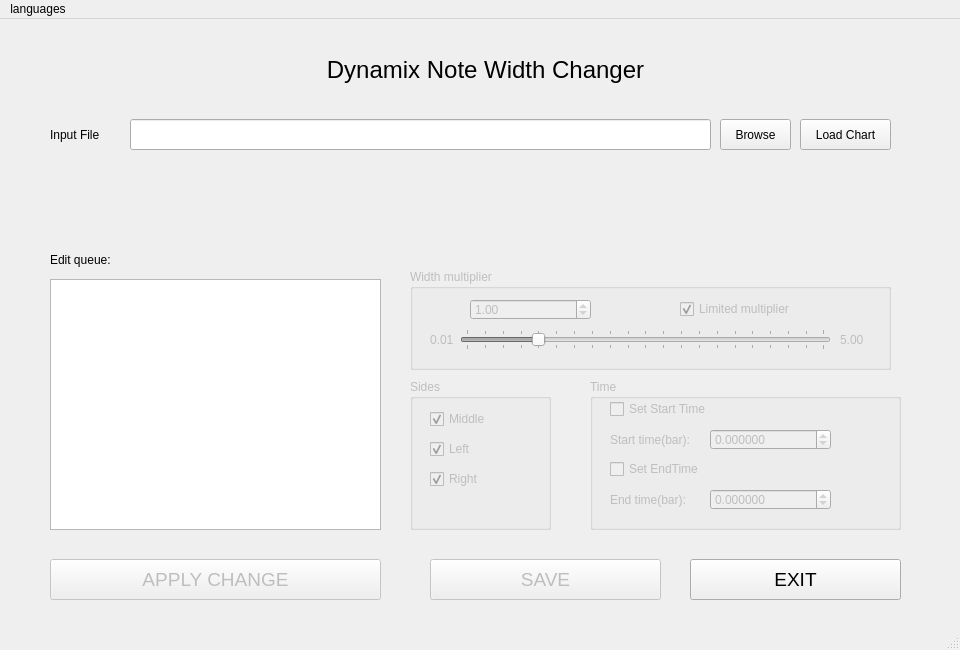
AXIS5hacker/DNX-Note-Width-Changer, file Dynamix_chart_width_control_GUI/maingui.ui: the form before one commit.
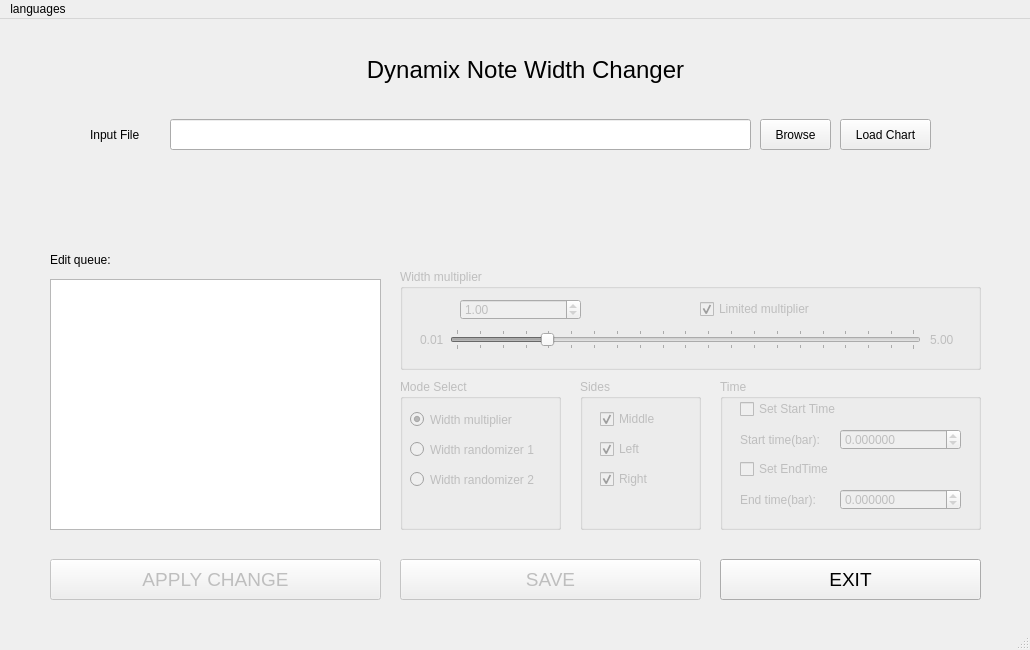
The form after the commit. Icons and pictures are not drawn.

Commit message: new feature: width randomizer

What changed in the file:
```diff
--- a/Dynamix_chart_width_control_GUI/maingui.ui
+++ b/Dynamix_chart_width_control_GUI/maingui.ui
@@ -6,7 +6,7 @@
    <rect>
     <x>0</x>
     <y>0</y>
-    <width>960</width>
+    <width>1030</width>
     <height>650</height>
    </rect>
   </property>
@@ -18,13 +18,13 @@
   </property>
   <property name="minimumSize">
    <size>
-    <width>960</width>
+    <width>1030</width>
     <height>650</height>
    </size>
   </property>
   <property name="maximumSize">
    <size>
-    <width>960</width>
+    <width>1130</width>
     <height>650</height>
    </size>
   </property>
@@ -46,7 +46,7 @@
    <widget class="QPushButton" name="loadFile">
     <property name="geometry">
      <rect>
-      <x>800</x>
+      <x>840</x>
       <y>100</y>
       <width>91</width>
       <height>31</height>
@@ -75,9 +75,9 @@
     </property>
     <property name="geometry">
      <rect>
-      <x>430</x>
+      <x>400</x>
       <y>540</y>
-      <width>231</width>
+      <width>301</width>
       <height>41</height>
      </rect>
     </property>
@@ -106,7 +106,7 @@
    <widget class="QLineEdit" name="open_file_name">
     <property name="geometry">
      <rect>
-      <x>130</x>
+      <x>170</x>
       <y>100</y>
       <width>581</width>
       <height>31</height>
@@ -122,7 +122,7 @@
    <widget class="QLabel" name="label">
     <property name="geometry">
      <rect>
-      <x>50</x>
+      <x>90</x>
       <y>100</y>
       <width>91</width>
       <height>31</height>
@@ -138,9 +138,9 @@
     </property>
     <property name="geometry">
      <rect>
-      <x>410</x>
+      <x>400</x>
       <y>250</y>
-      <width>481</width>
+      <width>581</width>
       <height>101</height>
      </rect>
     </property>
@@ -155,7 +155,7 @@
       <rect>
        <x>50</x>
        <y>60</y>
-       <width>371</width>
+       <width>471</width>
        <height>21</height>
       </rect>
      </property>
@@ -219,7 +219,7 @@
     <widget class="QLabel" name="label_6">
      <property name="geometry">
       <rect>
-       <x>430</x>
+       <x>530</x>
        <y>60</y>
        <width>31</width>
        <height>21</height>
@@ -232,7 +232,7 @@
     <widget class="QCheckBox" name="limitCheck">
      <property name="geometry">
       <rect>
-       <x>270</x>
+       <x>300</x>
        <y>30</y>
        <width>171</width>
        <height>20</height>
@@ -252,9 +252,9 @@
     </property>
     <property name="geometry">
      <rect>
-      <x>590</x>
+      <x>720</x>
       <y>360</y>
-      <width>311</width>
+      <width>261</width>
       <height>151</height>
      </rect>
     </property>
@@ -373,9 +373,9 @@
    <widget class="QPushButton" name="exitButton">
     <property name="geometry">
      <rect>
-      <x>690</x>
+      <x>720</x>
       <y>540</y>
-      <width>211</width>
+      <width>261</width>
       <height>41</height>
      </rect>
     </property>
@@ -431,9 +431,9 @@
     </property>
     <property name="geometry">
      <rect>
-      <x>410</x>
+      <x>580</x>
       <y>360</y>
-      <width>141</width>
+      <width>121</width>
       <height>151</height>
      </rect>
     </property>
@@ -492,7 +492,7 @@
    <widget class="QToolButton" name="browse">
     <property name="geometry">
      <rect>
-      <x>720</x>
+      <x>760</x>
       <y>100</y>
       <width>71</width>
       <height>31</height>
@@ -526,7 +526,7 @@
    <widget class="QLabel" name="loaded_file">
     <property name="geometry">
      <rect>
-      <x>50</x>
+      <x>90</x>
       <y>150</y>
       <width>841</width>
       <height>61</height>
@@ -648,7 +648,7 @@
    <widget class="QLabel" name="label_7">
     <property name="geometry">
      <rect>
-      <x>220</x>
+      <x>260</x>
       <y>30</y>
       <width>531</width>
       <height>41</height>
@@ -733,7 +733,7 @@
    <widget class="QLabel" name="version">
     <property name="geometry">
      <rect>
-      <x>750</x>
+      <x>840</x>
       <y>50</y>
       <width>71</width>
       <height>21</height>
@@ -743,13 +743,71 @@
      <string/>
     </property>
    </widget>
+   <widget class="QGroupBox" name="modeSelect">
+    <property name="enabled">
+     <bool>false</bool>
+    </property>
+    <property name="geometry">
+     <rect>
+      <x>400</x>
+      <y>360</y>
+      <width>161</width>
+      <height>151</height>
+     </rect>
+    </property>
+    <property name="title">
+     <string>Mode Select</string>
+    </property>
+    <widget class="QRadioButton" name="active_multiplier">
+     <property name="geometry">
+      <rect>
+       <x>10</x>
+       <y>30</y>
+       <width>121</width>
+       <height>21</height>
+      </rect>
+     </property>
+     <property name="text">
+      <string>Width multiplier</string>
+     </property>
+     <property name="checked">
+      <bool>true</bool>
+     </property>
+    </widget>
+    <widget class="QRadioButton" name="active_randomizer1">
+     <property name="geometry">
+      <rect>
+       <x>10</x>
+       <y>60</y>
+       <width>141</width>
+       <height>21</height>
+      </rect>
+     </property>
+     <property name="text">
+      <string>Width randomizer 1</string>
+     </property>
+    </widget>
+    <widget class="QRadioButton" name="active_randomizer2">
+     <property name="geometry">
+      <rect>
+       <x>10</x>
+       <y>90</y>
+       <width>141</width>
+       <height>21</height>
+      </rect>
+     </property>
+     <property name="text">
+      <string>Width randomizer 2</string>
+     </property>
+    </widget>
+   </widget>
   </widget>
   <widget class="QMenuBar" name="menubar">
    <property name="geometry">
     <rect>
      <x>0</x>
      <y>0</y>
-     <width>960</width>
+     <width>1030</width>
      <height>22</height>
     </rect>
    </property>
```
The commit also changes 12 other files.
